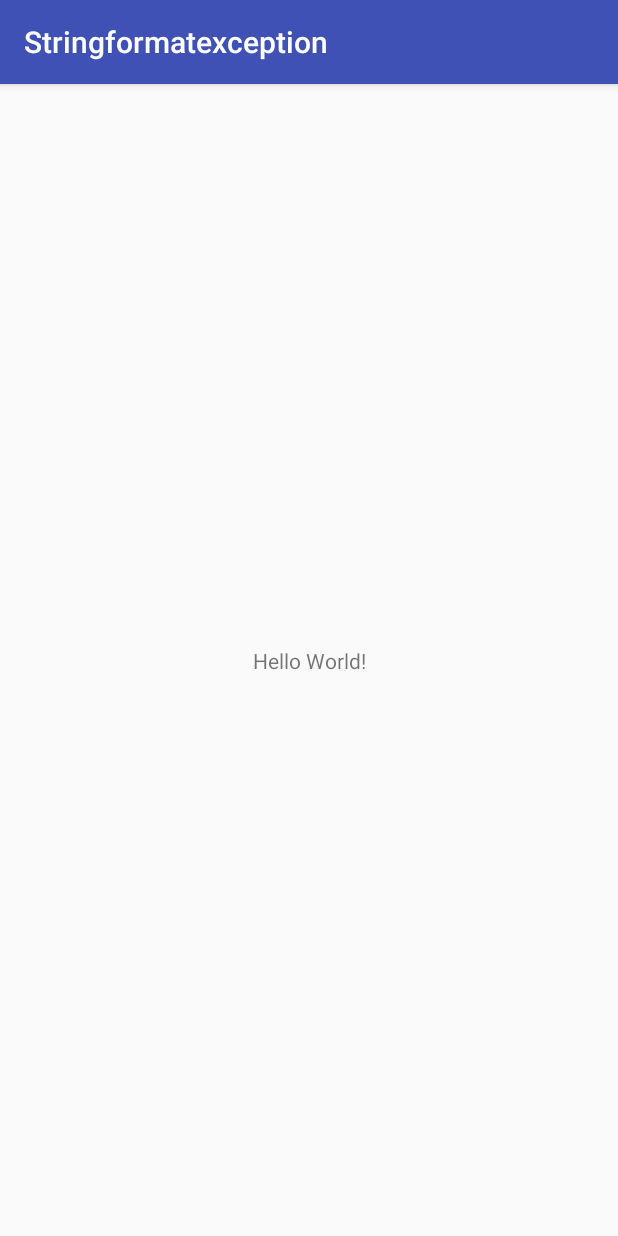
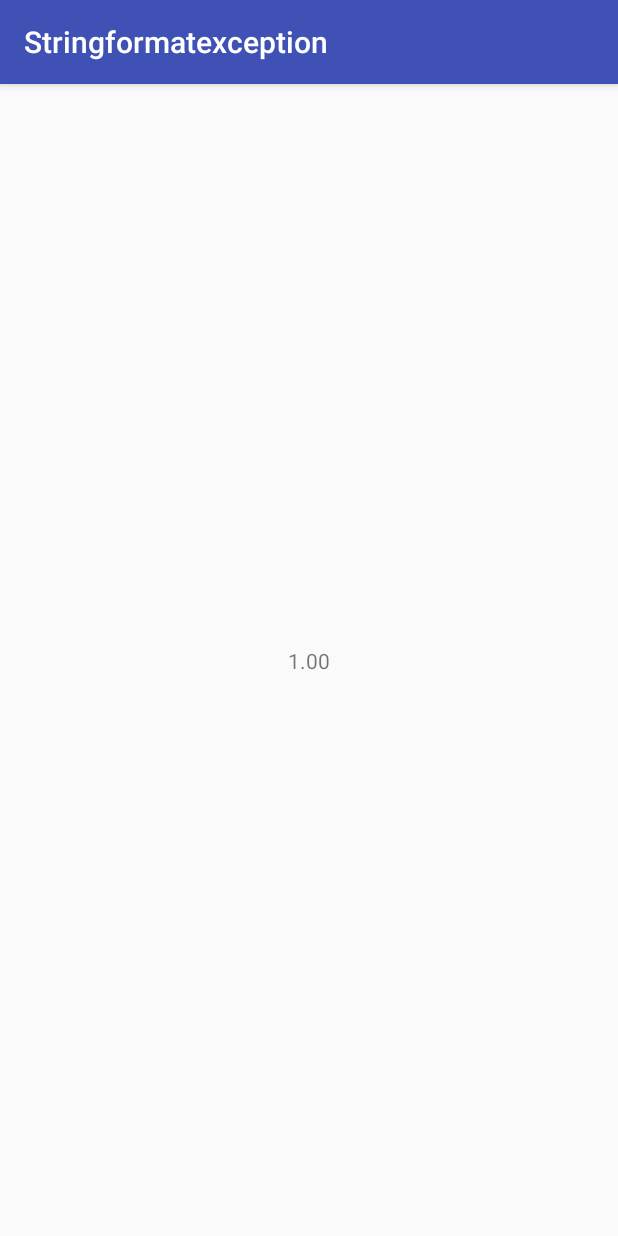
Before and after one commit to freelon/Stringformatexception, an Android app: the screen it shows after launch (MainActivity), on a phone screen of 412 x 824 dp. Run offline under Robolectric (Android 15) with nearby library versions, the phone set to English and light mode, and no system bars; our stand-ins replace data binding.

Commit message:
failing databinding

```diff
--- a/app/build.gradle
+++ b/app/build.gradle
@@ -16,6 +16,9 @@ android {
             proguardFiles getDefaultProguardFile('proguard-android.txt'), 'proguard-rules.pro'
         }
     }
+    dataBinding {
+        enabled = true
+    }
 }
 
 dependencies {
--- a/app/src/main/java/com/example/stringformatexception/MainActivity.java
+++ b/app/src/main/java/com/example/stringformatexception/MainActivity.java
@@ -1,13 +1,18 @@
 package com.example.stringformatexception;
 
+import android.databinding.DataBindingUtil;
 import android.support.v7.app.AppCompatActivity;
 import android.os.Bundle;
+
+import com.example.stringformatexception.databinding.ActivityMainBinding;
 
 public class MainActivity extends AppCompatActivity {
 
     @Override
     protected void onCreate(Bundle savedInstanceState) {
         super.onCreate(savedInstanceState);
-        setContentView(R.layout.activity_main);
+        ActivityMainBinding binding = DataBindingUtil.setContentView(this, R.layout.activity_main);
+        MainViewModel model = new MainViewModel();
+        binding.setModel(model);
     }
 }
--- /dev/null
+++ b/app/src/main/java/com/example/stringformatexception/MainViewModel.java
@@ -0,0 +1,7 @@
+package com.example.stringformatexception;
+
+import android.databinding.ObservableField;
+
+public class MainViewModel {
+    public final ObservableField<Double> value = new ObservableField<>(1.0);
+}
--- a/app/src/main/res/layout/activity_main.xml
+++ b/app/src/main/res/layout/activity_main.xml
@@ -1,18 +1,27 @@
 <?xml version="1.0" encoding="utf-8"?>
+<layout>
+
+    <data>
+        <variable
+            name="model"
+            type="com.example.stringformatexception.MainViewModel" />
+    </data>
+
     <android.support.constraint.ConstraintLayout xmlns:android="http://schemas.android.com/apk/res/android"
         xmlns:app="http://schemas.android.com/apk/res-auto"
         xmlns:tools="http://schemas.android.com/tools"
         android:layout_width="match_parent"
         android:layout_height="match_parent"
-    tools:context="com.example.stringformatexception.MainActivity">
+        tools:context="com.example.stringformattest.MainActivity">
 
         <TextView
             android:layout_width="wrap_content"
             android:layout_height="wrap_content"
-        android:text="Hello World!"
+            android:text='@{String.format("%.2f", model.value)}'
             app:layout_constraintBottom_toBottomOf="parent"
             app:layout_constraintLeft_toLeftOf="parent"
             app:layout_constraintRight_toRightOf="parent"
             app:layout_constraintTop_toTopOf="parent" />
 
     </android.support.constraint.ConstraintLayout>
+</layout>
```
Lines whose indentation alone changed are shown as unchanged.
